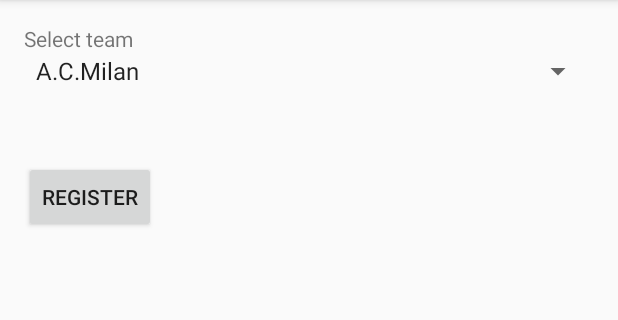
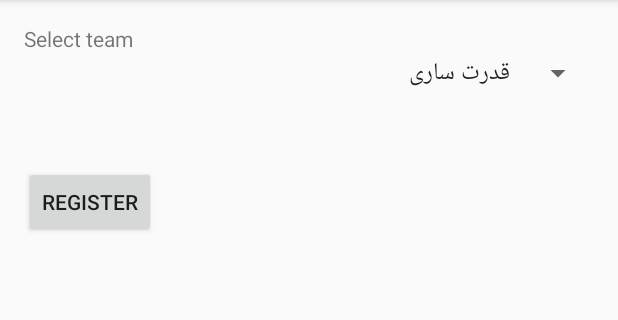
Before and after one commit to adicomdotir/AndroidSimpleManagerGame, an Android app: the screen it shows after launch (RegisterActivity), after a tap on "NEW GAME", on a phone screen of 412 x 824 dp, the part 84-404 px from its top. Run offline under Robolectric (Android 15) with nearby library versions, the phone set to English and light mode, and no system bars; libraries missing offline, so code that uses them is left out: io.github.inflationx.calligraphy3, io.github.inflationx.viewpump; 1 statement that could not run was skipped.

Commit message:
Add new stracture

```diff
--- a/app/build.gradle
+++ b/app/build.gradle
@@ -26,5 +26,7 @@ dependencies {
     compile 'com.android.support:appcompat-v7:23.4.0'
     compile 'com.android.support:design:23.4.0'
     compile 'com.android.support:support-v4:23.4.0'
+    compile 'io.github.inflationx:calligraphy3:3.0.0'
+    compile 'io.github.inflationx:viewpump:1.0.0'
     testCompile 'junit:junit:4.12'
 }
--- a/app/src/main/AndroidManifest.xml
+++ b/app/src/main/AndroidManifest.xml
@@ -3,6 +3,7 @@
     package="ir.adicom.app.soccermanagerapp">
 
     <application
+        android:name=".App"
         android:allowBackup="true"
         android:icon="@mipmap/ic_launcher"
         android:label="@string/app_name"
--- /dev/null
+++ b/app/src/main/java/ir/adicom/app/soccermanagerapp/App.java
@@ -0,0 +1,25 @@
+package ir.adicom.app.soccermanagerapp;
+
+import android.app.Application;
+
+import io.github.inflationx.calligraphy3.CalligraphyConfig;
+import io.github.inflationx.calligraphy3.CalligraphyInterceptor;
+import io.github.inflationx.viewpump.ViewPump;
+
+public class App extends Application {
+
+    public static final String TAG = "TAG";
+
+    @Override
+    public void onCreate() {
+        super.onCreate();
+
+        ViewPump.init(ViewPump.builder()
+                .addInterceptor(new CalligraphyInterceptor(
+                        new CalligraphyConfig.Builder()
+                                .setDefaultFontPath("fonts/IRANSansMobile(FaNum).ttf")
+                                .setFontAttrId(R.attr.fontPath)
+                                .build()))
+                .build());
+    }
+}
--- a/app/src/main/java/ir/adicom/app/soccermanagerapp/RegisterActivity.java
+++ b/app/src/main/java/ir/adicom/app/soccermanagerapp/RegisterActivity.java
@@ -33,9 +33,10 @@ public class RegisterActivity extends AppCompatActivity {
         actionBar.setCustomView(R.layout.actionbar_layout);
 
         mSpinnerTeams = (Spinner) findViewById(R.id.sp_teams);
-        List<String> teams = new ArrayList<>();
-        Arrays.sort(FirstData.TEAM_NAMES);
-        teams.addAll(Arrays.asList(FirstData.TEAM_NAMES));
+        List<String> teams = generateSampleTeam();
+
+//        Arrays.sort(FirstData.TEAM_NAMES);
+//        teams.addAll(Arrays.asList(FirstData.TEAM_NAMES));
         ArrayAdapter<String> adapter = new ArrayAdapter<>(this,
                 android.R.layout.simple_spinner_item, teams);
         adapter.setDropDownViewResource(android.R.layout.simple_spinner_dropdown_item);
@@ -69,4 +70,15 @@ public class RegisterActivity extends AppCompatActivity {
         });
 
     }
+
+    private List<String> generateSampleTeam() {
+        List<String> stringList = new ArrayList<>();
+        for (int i = 0; i < 20; i++) {
+            int tnf = (int) (Math.random() * FirstData.TEAM_NAMES_FIRST.length);
+            int tns = (int) (Math.random() * FirstData.TEAM_NAMES_SECOND.length);
+            String name = FirstData.TEAM_NAMES_FIRST[tnf] + " " + FirstData.TEAM_NAMES_SECOND[tns];
+            stringList.add(name);
+        }
+        return stringList;
+    }
 }
--- a/app/src/main/java/ir/adicom/app/soccermanagerapp/data/FirstData.java
+++ b/app/src/main/java/ir/adicom/app/soccermanagerapp/data/FirstData.java
@@ -6,269 +6,78 @@ package ir.adicom.app.soccermanagerapp.data;
 
 public class FirstData {
     public static final String[] FIRST_NAMES = {
-            "Adam",
-            "Adrian",
-            "Alan",
-            "Alexander",
-            "Andrew",
-            "Anthony",
-            "Austin",
-            "Benjamin",
-            "Blake",
-            "Boris",
-            "Brandon",
-            "Brian",
-            "Cameron",
-            "Carl",
-            "Charles",
-            "Christian",
-            "Christopher",
-            "Colin",
-            "Connor",
-            "Dan",
-            "David",
-            "Dominic",
-            "Dylan",
-            "Edward",
-            "Eric",
-            "Evan",
-            "Frank",
-            "Gavin",
-            "Gordon",
-            "Harry",
-            "Ian",
-            "Isaac",
-            "Jack",
-            "Jacob",
-            "Jake",
-            "James",
-            "Jason",
-            "Joe",
-            "John",
-            "Jonathan",
-            "Joseph",
-            "Joshua",
-            "Julian",
-            "Justin",
-            "Keith",
-            "Kevin",
-            "Leonard",
-            "Liam",
-            "Lucas",
-            "Luke",
-            "Matt",
-            "Max",
-            "Michael",
-            "Nathan",
-            "Neil",
-            "Nicholas",
-            "Oliver",
-            "Owen",
-            "Paul",
-            "Peter",
-            "Phil",
-            "Piers",
-            "Richard",
-            "Robert",
-            "Ryan",
-            "Sam",
-            "Sean",
-            "Sebastian",
-            "Simon",
-            "Stephen",
-            "Steven",
-            "Stewart",
-            "Thomas",
-            "Tim",
-            "Trevor",
-            "Victor",
-            "Warren",
-            "William"
+            "علی",
+            "حسن",
+            "حسین",
+            "سجاد",
+            "محمد",
+            "باقر",
+            "جعفر",
+            "صادق",
+            "موسی",
+            "کاظم",
+            "رضا",
+            "نقی",
+            "جواد",
+            "تقی",
+            "هادی",
+            "عسگر",
+            "مهدی",
+            "عیسی",
+            "یاشار",
+            "ایدین",
+            "بایرام",
+            "نویان",
+            "امیر",
+            "عباس"
     };
 
     public static final String[] LAST_NAMES = {
-            "Abraham",
-            "Allan",
-            "Alsop",
-            "Anderson",
-            "Arnold",
-            "Avery",
-            "Bailey",
-            "Baker",
-            "Ball",
-            "Bell",
-            "Berry",
-            "Black",
-            "Blake",
-            "Bond",
-            "Bower",
-            "Brown",
-            "Buckland",
-            "Burgess",
-            "Butler",
-            "Cameron",
-            "Campbell",
-            "Carr",
-            "Chapman",
-            "Churchill",
-            "Clark",
-            "Clarkson",
-            "Coleman",
-            "Cornish",
-            "Davidson",
-            "Davies",
-            "Dickens",
-            "Dowd",
-            "Duncan",
-            "Dyer",
-            "Edmunds",
-            "Ellison",
-            "Ferguson",
-            "Fisher",
-            "Forsyth",
-            "Fraser",
-            "Gibson",
-            "Gill",
-            "Glover",
-            "Graham",
-            "Grant",
-            "Gray",
-            "Greene",
-            "Hamilton",
-            "Hardacre",
-            "Harris",
-            "Hart",
-            "Hemmings",
-            "Henderson",
-            "Hill",
-            "Hodges",
-            "Howard",
-            "Hudson",
-            "Hughes",
-            "Hunter",
-            "Ince",
-            "Jackson",
-            "James",
-            "Johnston",
-            "Jones",
-            "Kelly",
-            "Kerr",
-            "King",
-            "Knox",
-            "Lambert",
-            "Langdon",
-            "Lawrence",
-            "Lee",
-            "Lewis",
-            "Lyman",
-            "MacDonald",
-            "Mackay",
-            "Mackenzie",
-            "MacLeod",
-            "Manning",
-            "Marshall",
-            "Martin",
-            "Mathis",
-            "May",
-            "McDonald",
-            "McLean",
-            "McGrath",
-            "Metcalfe",
-            "Miller",
-            "Mills",
-            "Mitchell",
-            "Morgan",
-            "Morrison",
-            "Murray",
-            "Nash",
-            "Newman",
-            "Nolan",
-            "North",
-            "Ogden",
-            "Oliver",
-            "Paige",
-            "Parr",
-            "Parsons",
-            "Paterson",
-            "Payne",
-            "Peake",
-            "Peters",
-            "Piper",
-            "Poole",
-            "Powell",
-            "Pullman",
-            "Quinn",
-            "Rampling",
-            "Randall",
-            "Rees",
-            "Reid",
-            "Roberts",
-            "Robertson",
-            "Ross",
-            "Russell",
-            "Rutherford",
-            "Sanderson",
-            "Scott",
-            "Sharp",
-            "Short",
-            "Simpson",
-            "Skinner",
-            "Slater",
-            "Smith",
-            "Springer",
-            "Stewart",
-            "Sutherland",
-            "Taylor",
-            "Terry",
-            "Thomson",
-            "Tucker",
-            "Turner",
-            "Underwood",
-            "Vance",
-            "Vaughan",
-            "Walker",
-            "Wallace",
-            "Walsh",
-            "Watson",
-            "Welch",
-            "White",
-            "Wilkins",
-            "Wilson",
-            "Wright",
-            "Young"
+            "پناهی",
+            "دایی",
+            "رضایی",
+            "عباسزاده",
+            "باقری",
+            "عابدزاده",
+            "پاشازاده",
+            "گل محمدی",
+            "محمودی",
+            "جعفری"
     };
 
-    public static final String[] TEAM_NAMES = {
-            "ManUtd",
-            "ManCity",
-            "Arsenal",
-            "Chelsea",
-            "Tottenham",
-            "Liverpool",
-            "WestHam",
-            "Leicester",
-            "Barcelona",
-            "R.Madrid",
-            "A.Madrid",
-            "B.Munich",
-            "Dortmund",
-            "Schalke04",
-            "Leverkusen",
-            "Juventus",
-            "A.C.Milan",
-            "Roma",
-            "InterMilan",
-            "Napoli",
-            "PSG",
-            "Lyonnais",
-            "Marseille",
-            "Monaco",
-            "Shakhtar",
-            "Benfica",
-            "Porto",
-            "Sporting",
-            "Ajax",
-            "Feyenoord",
-            "PSV",
+    public static final String[] TEAM_NAMES_FIRST = {
+            "شهرداری",
+            "استقلال",
+            "پیروزی",
+            "نفت",
+            "ذوب اهن",
+            "فولاد",
+            "پاس",
+            "جوانان",
+            "قدرت",
+            "اینتر",
+            "مس"
+    };
+
+    public static final String[] TEAM_NAMES_SECOND = {
+            "اردبیل",
+            "تبریز",
+            "ارومیه",
+            "زنجان",
+            "رشت",
+            "تهران",
+            "قزوین",
+            "کرج",
+            "اراک",
+            "مشهد",
+            "شیراز",
+            "اهواز",
+            "اصفهان",
+            "بوشهر",
+            "ساری",
+            "کرمان",
+            "گرگان",
+            "یزد",
+            "زاهدان"
     };
 }
--- a/app/src/main/java/ir/adicom/app/soccermanagerapp/data/GenerateOperator.java
+++ b/app/src/main/java/ir/adicom/app/soccermanagerapp/data/GenerateOperator.java
@@ -14,10 +14,10 @@ public class GenerateOperator {
 
     public Team generateTeam(int teamId) {
         Team team = new Team();
-        String name = FirstData.TEAM_NAMES[(int) (Math.random() * FirstData.TEAM_NAMES.length)];
+        int tnf = (int) (Math.random() * FirstData.TEAM_NAMES_FIRST.length);
+        int tns = (int) (Math.random() * FirstData.TEAM_NAMES_SECOND.length);
+        String name = FirstData.TEAM_NAMES_FIRST[tnf] + " " + FirstData.TEAM_NAMES_SECOND[tns];
         team.setName(name);
-        team.setNickname(name.charAt(0) + "");
-        System.out.println(team.getName());
         return team;
     }
 
--- a/app/src/main/java/ir/adicom/app/soccermanagerapp/views/MatchesFragment.java
+++ b/app/src/main/java/ir/adicom/app/soccermanagerapp/views/MatchesFragment.java
@@ -38,7 +38,8 @@ public class MatchesFragment extends Fragment {
         float week = len;
         for (Match m : LocalData.matches) {
             if (week % len == 0) {
-                sb.append("Week " + (int)(week / len));
+                sb.append("\n");
+                sb.append("هفته " + (int)(week / len));
                 sb.append("\n");
                 sb.append(LocalData.teams[m.getTeamHome()].getName());
                 if (m.getGoalTeamHome() != -1 && m.getGoalTeamAway() != -1) {
--- a/app/src/main/res/layout/fragment_home.xml
+++ b/app/src/main/res/layout/fragment_home.xml
@@ -27,7 +27,7 @@
         android:gravity="bottom|center_horizontal">
 
         <Button
-            android:text="Next Game"
+            android:text="انجام بازی"
             android:id="@+id/btn_game"
             android:layout_width="wrap_content"
             android:layout_height="wrap_content" />
```
Also changed, not shown: app/src/main/java/ir/adicom/app/soccermanagerapp/MainActivity.java (+6 -1 lines), app/src/main/java/ir/adicom/app/soccermanagerapp/adapters/PlayersAdapter.java (+9 -3 lines), app/src/main/java/ir/adicom/app/soccermanagerapp/data/LocalData.java (+19 -7 lines), app/src/main/java/ir/adicom/app/soccermanagerapp/model/Player.java (+28 -1 lines), app/src/main/java/ir/adicom/app/soccermanagerapp/views/HomeFragment.java (+7 -7 lines), app/src/main/java/ir/adicom/app/soccermanagerapp/views/LeagueFragment.java (+11 -0 lines), app/src/main/res/layout/fragment_league.xml (+18 -16 lines), app/src/main/res/layout/item_player.xml (+50 -13 lines), app/src/main/assets/fonts/IRANSans.ttf (added), app/src/main/assets/fonts/IRANSansMobile(FaNum).ttf (added), app/src/main/assets/fonts/samim-en.ttf (added), app/src/main/assets/fonts/samim.ttf (added).
